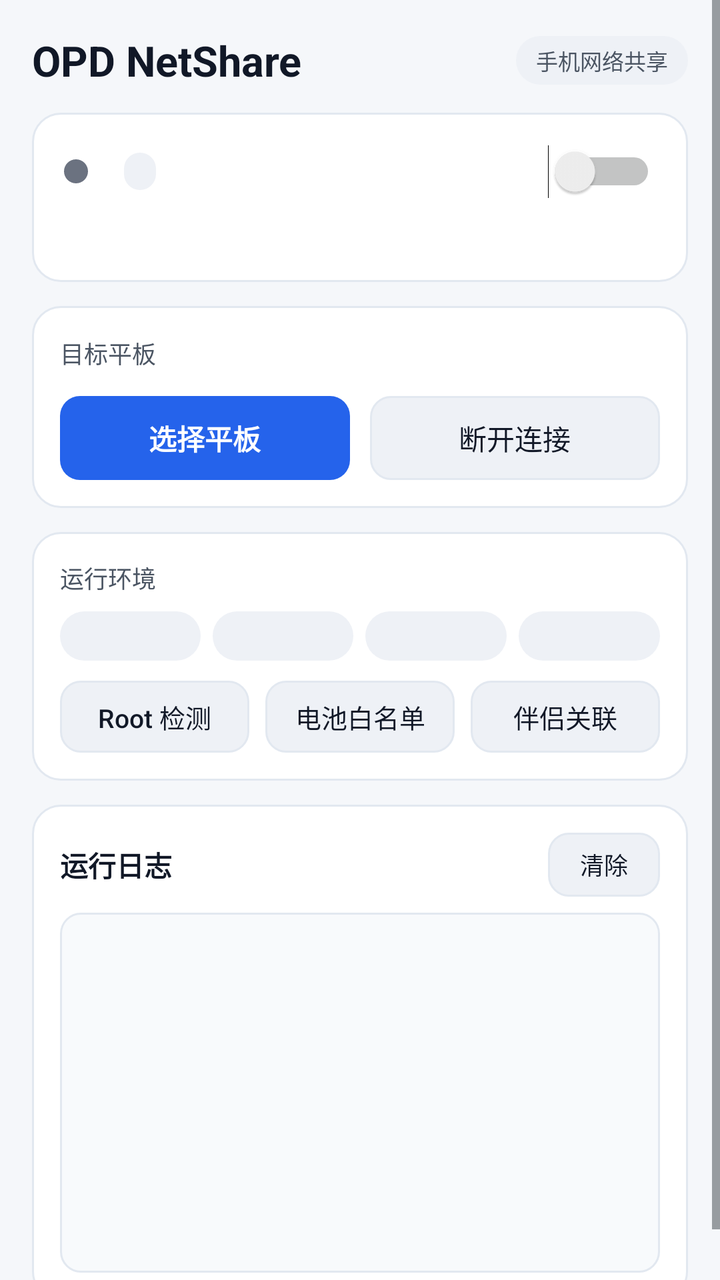
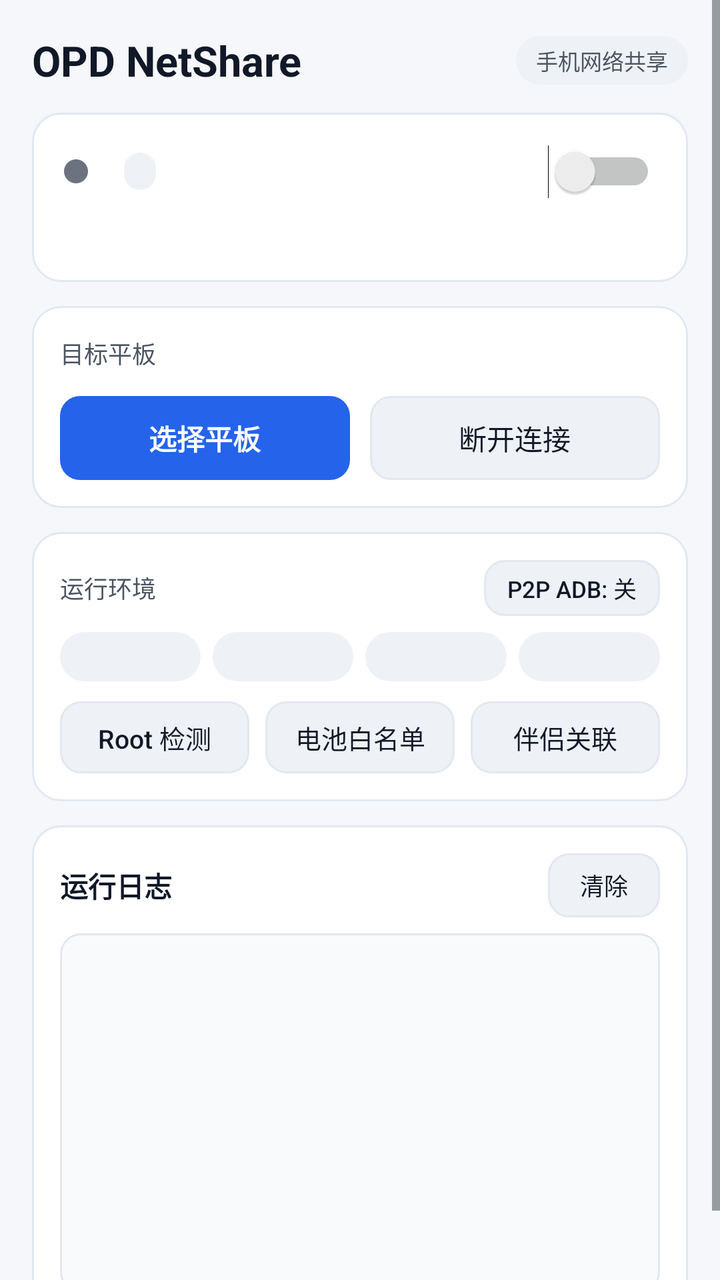

Compare the two renders of this Android layout. The source of the first and the diff that turns it into the second are given below.
<!-- AndroidManifest.xml: application theme Theme.OpdNetShare -->
<!-- res/layout/activity_main.xml -->
<?xml version="1.0" encoding="utf-8"?>
<ScrollView xmlns:android="http://schemas.android.com/apk/res/android"
    android:id="@+id/root_scroll"
    android:layout_width="match_parent"
    android:layout_height="match_parent"
    android:background="@color/bg_page"
    android:fillViewport="true"
    android:fitsSystemWindows="true">

    <LinearLayout
        android:layout_width="match_parent"
        android:layout_height="wrap_content"
        android:orientation="vertical"
        android:padding="16dp">

        
        <LinearLayout
            android:layout_width="match_parent"
            android:layout_height="wrap_content"
            android:gravity="center_vertical"
            android:orientation="horizontal"
            android:paddingBottom="12dp">

            <TextView
                android:layout_width="0dp"
                android:layout_height="wrap_content"
                android:layout_weight="1"
                android:text="@string/app_name"
                android:textColor="@color/text_primary"
                android:textSize="21sp"
                android:textStyle="bold" />

            <TextView
                android:layout_width="wrap_content"
                android:layout_height="wrap_content"
                android:background="@drawable/bg_pill"
                android:paddingStart="10dp"
                android:paddingTop="4dp"
                android:paddingEnd="10dp"
                android:paddingBottom="4dp"
                android:text="@string/app_subtitle"
                android:textColor="@color/text_secondary"
                android:textSize="11sp" />
        </LinearLayout>

        
        <LinearLayout
            android:id="@+id/status_card"
            android:layout_width="match_parent"
            android:layout_height="wrap_content"
            android:background="@drawable/bg_card"
            android:orientation="vertical"
            android:padding="16dp">

            <LinearLayout
                android:layout_width="match_parent"
                android:layout_height="wrap_content"
                android:gravity="center_vertical"
                android:orientation="horizontal">

                <View
                    android:id="@+id/status_dot"
                    android:layout_width="12dp"
                    android:layout_height="12dp"
                    android:background="@drawable/dot_status" />

                <TextView
                    android:id="@+id/status_title"
                    android:layout_width="wrap_content"
                    android:layout_height="wrap_content"
                    android:layout_marginStart="10dp"
                    android:textColor="@color/text_primary"
                    android:textSize="20sp"
                    android:textStyle="bold" />

                <TextView
                    android:id="@+id/status_badge"
                    android:layout_width="wrap_content"
                    android:layout_height="wrap_content"
                    android:layout_marginStart="8dp"
                    android:background="@drawable/bg_pill"
                    android:paddingStart="8dp"
                    android:paddingTop="2dp"
                    android:paddingEnd="8dp"
                    android:paddingBottom="2dp"
                    android:textSize="11sp"
                    android:textStyle="bold" />

                <View
                    android:layout_width="0dp"
                    android:layout_height="0dp"
                    android:layout_weight="1" />

                <Switch
                    android:id="@+id/enable_switch"
                    android:layout_width="wrap_content"
                    android:layout_height="wrap_content" />
            </LinearLayout>

            <TextView
                android:id="@+id/status_detail"
                android:layout_width="match_parent"
                android:layout_height="wrap_content"
                android:layout_marginTop="8dp"
                android:textColor="@color/text_secondary"
                android:textSize="13sp" />

            <LinearLayout
                android:id="@+id/status_meta_row"
                android:layout_width="match_parent"
                android:layout_height="wrap_content"
                android:layout_marginTop="10dp"
                android:orientation="horizontal"
                android:visibility="gone">

                <TextView
                    android:id="@+id/p2p_chip"
                    android:layout_width="wrap_content"
                    android:layout_height="wrap_content"
                    android:background="@drawable/bg_pill"
                    android:paddingStart="10dp"
                    android:paddingTop="4dp"
                    android:paddingEnd="10dp"
                    android:paddingBottom="4dp"
                    android:textSize="12sp"
                    android:textStyle="bold"
                    android:visibility="gone" />

                <TextView
                    android:id="@+id/upstream_chip"
                    android:layout_width="wrap_content"
                    android:layout_height="wrap_content"
                    android:layout_marginStart="8dp"
                    android:background="@drawable/bg_pill"
                    android:paddingStart="10dp"
                    android:paddingTop="4dp"
                    android:paddingEnd="10dp"
                    android:paddingBottom="4dp"
                    android:textSize="12sp"
                    android:textStyle="bold"
                    android:visibility="gone" />
            </LinearLayout>
        </LinearLayout>

        
        <LinearLayout
            android:layout_width="match_parent"
            android:layout_height="wrap_content"
            android:layout_marginTop="12dp"
            android:background="@drawable/bg_card"
            android:orientation="vertical"
            android:padding="14dp">

            <LinearLayout
                android:layout_width="match_parent"
                android:layout_height="wrap_content"
                android:gravity="center_vertical"
                android:orientation="horizontal">

                <TextView
                    android:layout_width="wrap_content"
                    android:layout_height="wrap_content"
                    android:text="@string/label_target_device"
                    android:textColor="@color/text_secondary"
                    android:textSize="12sp" />

                <TextView
                    android:id="@+id/target_name"
                    android:layout_width="0dp"
                    android:layout_height="wrap_content"
                    android:layout_marginStart="10dp"
                    android:layout_weight="1"
                    android:ellipsize="end"
                    android:gravity="end"
                    android:maxLines="1"
                    android:textColor="@color/text_primary"
                    android:textSize="14sp"
                    android:textStyle="bold" />
            </LinearLayout>

            <TextView
                android:id="@+id/target_mac"
                android:layout_width="match_parent"
                android:layout_height="wrap_content"
                android:layout_marginTop="2dp"
                android:gravity="end"
                android:textColor="@color/text_muted"
                android:textSize="11sp"
                android:typeface="monospace"
                android:visibility="gone" />

            <LinearLayout
                android:layout_width="match_parent"
                android:layout_height="wrap_content"
                android:layout_marginTop="12dp"
                android:orientation="horizontal">

                <Button
                    android:id="@+id/btn_pick_device"
                    style="@style/OpdButtonPrimary"
                    android:layout_width="0dp"
                    android:layout_height="wrap_content"
                    android:layout_weight="1"
                    android:text="@string/btn_pick_device" />

                <Button
                    android:id="@+id/btn_disconnect"
                    style="@style/OpdButtonSecondary"
                    android:layout_width="0dp"
                    android:layout_height="wrap_content"
                    android:layout_marginStart="10dp"
                    android:layout_weight="1"
                    android:text="@string/btn_disconnect" />
            </LinearLayout>
        </LinearLayout>

        
        <LinearLayout
            android:layout_width="match_parent"
            android:layout_height="wrap_content"
            android:layout_marginTop="12dp"
            android:background="@drawable/bg_card"
            android:orientation="vertical"
            android:padding="14dp">

            <TextView
                android:layout_width="wrap_content"
                android:layout_height="wrap_content"
                android:text="@string/label_env"
                android:textColor="@color/text_secondary"
                android:textSize="12sp" />

            <LinearLayout
                android:layout_width="match_parent"
                android:layout_height="wrap_content"
                android:layout_marginTop="8dp"
                android:orientation="horizontal">

                <TextView
                    android:id="@+id/env_perm_badge"
                    android:layout_width="0dp"
                    android:layout_height="wrap_content"
                    android:layout_weight="1"
                    android:background="@drawable/bg_pill"
                    android:ellipsize="end"
                    android:gravity="center"
                    android:maxLines="1"
                    android:paddingStart="6dp"
                    android:paddingTop="5dp"
                    android:paddingEnd="6dp"
                    android:paddingBottom="5dp"
                    android:textSize="11sp"
                    android:textStyle="bold" />

                <TextView
                    android:id="@+id/env_root_badge"
                    android:layout_width="0dp"
                    android:layout_height="wrap_content"
                    android:layout_marginStart="6dp"
                    android:layout_weight="1"
                    android:background="@drawable/bg_pill"
                    android:ellipsize="end"
                    android:gravity="center"
                    android:maxLines="1"
                    android:paddingStart="6dp"
                    android:paddingTop="5dp"
                    android:paddingEnd="6dp"
                    android:paddingBottom="5dp"
                    android:textSize="11sp"
                    android:textStyle="bold" />

                <TextView
                    android:id="@+id/env_battery_badge"
                    android:layout_width="0dp"
                    android:layout_height="wrap_content"
                    android:layout_marginStart="6dp"
                    android:layout_weight="1"
                    android:background="@drawable/bg_pill"
                    android:ellipsize="end"
                    android:gravity="center"
                    android:maxLines="1"
                    android:paddingStart="6dp"
                    android:paddingTop="5dp"
                    android:paddingEnd="6dp"
                    android:paddingBottom="5dp"
                    android:textSize="11sp"
                    android:textStyle="bold" />

                <TextView
                    android:id="@+id/env_cdm_badge"
                    android:layout_width="0dp"
                    android:layout_height="wrap_content"
                    android:layout_marginStart="6dp"
                    android:layout_weight="1"
                    android:background="@drawable/bg_pill"
                    android:ellipsize="end"
                    android:gravity="center"
                    android:maxLines="1"
                    android:paddingStart="6dp"
                    android:paddingTop="5dp"
                    android:paddingEnd="6dp"
                    android:paddingBottom="5dp"
                    android:textSize="11sp"
                    android:textStyle="bold" />
            </LinearLayout>

            <LinearLayout
                android:layout_width="match_parent"
                android:layout_height="wrap_content"
                android:layout_marginTop="10dp"
                android:orientation="horizontal">

                <Button
                    android:id="@+id/btn_check_root"
                    style="@style/OpdButtonCompact"
                    android:layout_width="0dp"
                    android:layout_height="wrap_content"
                    android:layout_weight="1"
                    android:text="@string/btn_check_root" />

                <Button
                    android:id="@+id/btn_battery"
                    style="@style/OpdButtonCompact"
                    android:layout_width="0dp"
                    android:layout_height="wrap_content"
                    android:layout_marginStart="8dp"
                    android:layout_weight="1"
                    android:text="@string/btn_battery" />

                <Button
                    android:id="@+id/btn_companion"
                    style="@style/OpdButtonCompact"
                    android:layout_width="0dp"
                    android:layout_height="wrap_content"
                    android:layout_marginStart="8dp"
                    android:layout_weight="1"
                    android:text="@string/btn_companion" />
            </LinearLayout>
        </LinearLayout>

        
        <LinearLayout
            android:layout_width="match_parent"
            android:layout_height="0dp"
            android:layout_marginTop="12dp"
            android:layout_weight="1"
            android:background="@drawable/bg_card"
            android:orientation="vertical"
            android:padding="14dp">

            <LinearLayout
                android:layout_width="match_parent"
                android:layout_height="wrap_content"
                android:gravity="center_vertical"
                android:orientation="horizontal">

                <TextView
                    android:layout_width="wrap_content"
                    android:layout_height="wrap_content"
                    android:text="@string/label_log"
                    android:textColor="@color/text_primary"
                    android:textSize="14sp"
                    android:textStyle="bold" />

                <TextView
                    android:id="@+id/log_count"
                    android:layout_width="wrap_content"
                    android:layout_height="wrap_content"
                    android:layout_marginStart="8dp"
                    android:textColor="@color/text_muted"
                    android:textSize="12sp" />

                <View
                    android:layout_width="0dp"
                    android:layout_height="0dp"
                    android:layout_weight="1" />

                <Button
                    android:id="@+id/btn_clear_log"
                    style="@style/OpdButtonCompact"
                    android:layout_width="wrap_content"
                    android:layout_height="32dp"
                    android:minWidth="56dp"
                    android:minHeight="32dp"
                    android:paddingStart="12dp"
                    android:paddingEnd="12dp"
                    android:text="@string/btn_clear_log"
                    android:textSize="12sp" />
            </LinearLayout>

            <FrameLayout
                android:layout_width="match_parent"
                android:layout_height="0dp"
                android:layout_marginTop="8dp"
                android:layout_weight="1"
                android:background="@drawable/bg_log_box"
                android:minHeight="180dp">

                <ScrollView
                    android:id="@+id/log_scroll"
                    android:layout_width="match_parent"
                    android:layout_height="match_parent"
                    android:fadeScrollbars="false"
                    android:fillViewport="true"
                    android:padding="10dp"
                    android:scrollbars="vertical">

                    <TextView
                        android:id="@+id/log_text"
                        android:layout_width="match_parent"
                        android:layout_height="wrap_content"
                        android:lineSpacingExtra="2dp"
                        android:textColor="@color/text_log"
                        android:textIsSelectable="true"
                        android:textSize="11.5sp"
                        android:typeface="monospace" />
                </ScrollView>

                <TextView
                    android:id="@+id/log_empty"
                    android:layout_width="wrap_content"
                    android:layout_height="wrap_content"
                    android:layout_gravity="center"
                    android:text="@string/log_empty"
                    android:textColor="@color/text_muted"
                    android:textSize="12sp"
                    android:visibility="gone" />
            </FrameLayout>
        </LinearLayout>
    </LinearLayout>
</ScrollView>
<!-- resources referenced by this layout -->
<resources>
  <color name="bg_page">#F5F7FA</color>
  <color name="text_log">#1F2937</color>
  <color name="text_muted">#9CA3AF</color>
  <color name="text_primary">#111827</color>
  <color name="text_secondary">#4B5563</color>
  <!-- drawable bg_card (drawable) -->
  <?xml version="1.0" encoding="utf-8"?>
  <shape xmlns:android="http://schemas.android.com/apk/res/android"
      android:shape="rectangle">
      <solid android:color="@color/bg_card" />
      <stroke
          android:width="1dp"
          android:color="@color/border_subtle" />
      <corners android:radius="14dp" />
  </shape>
  <!-- drawable bg_log_box (drawable) -->
  <?xml version="1.0" encoding="utf-8"?>
  <shape xmlns:android="http://schemas.android.com/apk/res/android"
      android:shape="rectangle">
      <solid android:color="@color/bg_log" />
      <stroke
          android:width="1dp"
          android:color="@color/border_subtle" />
      <corners android:radius="10dp" />
  </shape>
  <!-- drawable bg_pill (drawable) -->
  <?xml version="1.0" encoding="utf-8"?>
  <shape xmlns:android="http://schemas.android.com/apk/res/android"
      android:shape="rectangle">
      <solid android:color="@color/bg_subtle" />
      <corners android:radius="999dp" />
  </shape>
  <!-- drawable dot_status (drawable) -->
  <?xml version="1.0" encoding="utf-8"?>
  <shape xmlns:android="http://schemas.android.com/apk/res/android"
      android:shape="oval">
      <solid android:color="@color/state_disabled_accent" />
  </shape>
  <string name="app_name">OPD NetShare</string>
  <string name="app_subtitle">手机网络共享</string>
  <string name="btn_battery">电池白名单</string>
  <string name="btn_check_root">Root 检测</string>
  <string name="btn_clear_log">清除</string>
  <string name="btn_companion">伴侣关联</string>
  <string name="btn_disconnect">断开连接</string>
  <string name="btn_pick_device">选择平板</string>
  <string name="label_env">运行环境</string>
  <string name="label_log">运行日志</string>
  <string name="label_target_device">目标平板</string>
  <string name="log_empty">暂无日志</string>
  <style name="OpdButtonCompact">
          <item name="android:background">@drawable/bg_btn_secondary</item>
          <item name="android:textColor">@color/text_primary</item>
          <item name="android:textSize">13sp</item>
          <item name="android:minHeight">36dp</item>
          <item name="android:paddingStart">12dp</item>
          <item name="android:paddingEnd">12dp</item>
          <item name="android:stateListAnimator">@null</item>
          <item name="android:textAllCaps">false</item>
      </style>
  <style name="OpdButtonSecondary">
          <item name="android:background">@drawable/bg_btn_secondary</item>
          <item name="android:textColor">@color/text_primary</item>
          <item name="android:textSize">14sp</item>
          <item name="android:minHeight">42dp</item>
          <item name="android:paddingStart">16dp</item>
          <item name="android:paddingEnd">16dp</item>
          <item name="android:stateListAnimator">@null</item>
          <item name="android:textAllCaps">false</item>
      </style>
  <color name="bg_card">#FFFFFF</color>
  <color name="border_subtle">#E2E8F0</color>
  <color name="bg_log">#F8FAFC</color>
  <color name="bg_subtle">#EEF1F6</color>
  <color name="state_disabled_accent">#6B7280</color>
  <!-- drawable bg_btn_primary (drawable) -->
  <?xml version="1.0" encoding="utf-8"?>
  <ripple xmlns:android="http://schemas.android.com/apk/res/android"
      android:color="@color/ripple_light">
      <item>
          <shape android:shape="rectangle">
              <solid android:color="@color/accent_primary" />
              <corners android:radius="10dp" />
          </shape>
      </item>
  </ripple>
  <color name="on_accent_primary">#FFFFFF</color>
  <color name="ripple_dark">#1F000000</color>
  <color name="ripple_light">#33FFFFFF</color>
  <color name="accent_primary">#2563EB</color>
  <!-- unchanged entries left out for length: 3 -->
</resources>

<!-- the commit's change to res/layout/activity_main.xml (unified diff, before → after) -->
@@ -223,12 +223,36 @@
             android:orientation="vertical"
             android:padding="14dp">
 
-            <TextView
-                android:layout_width="wrap_content"
-                android:layout_height="wrap_content"
-                android:text="@string/label_env"
-                android:textColor="@color/text_secondary"
-                android:textSize="12sp" />
+            <LinearLayout
+                android:layout_width="match_parent"
+                android:layout_height="wrap_content"
+                android:gravity="center_vertical"
+                android:orientation="horizontal">
+
+                <TextView
+                    android:layout_width="wrap_content"
+                    android:layout_height="wrap_content"
+                    android:text="@string/label_env"
+                    android:textColor="@color/text_secondary"
+                    android:textSize="12sp" />
+
+                <View
+                    android:layout_width="0dp"
+                    android:layout_height="0dp"
+                    android:layout_weight="1" />
+
+                <Button
+                    android:id="@+id/btn_p2p_adb"
+                    style="@style/OpdButtonCompact"
+                    android:layout_width="wrap_content"
+                    android:layout_height="28dp"
+                    android:minWidth="88dp"
+                    android:minHeight="28dp"
+                    android:paddingStart="10dp"
+                    android:paddingEnd="10dp"
+                    android:text="@string/btn_p2p_adb_off"
+                    android:textSize="11.5sp" />
+            </LinearLayout>
 
             <LinearLayout
                 android:layout_width="match_parent"
<!-- resource entries referenced after the edit -->
@@ -45,6 +45,7 @@
   <string name="btn_clear_log">清除</string>
   <string name="btn_companion">伴侣关联</string>
   <string name="btn_disconnect">断开连接</string>
+  <string name="btn_p2p_adb_off">P2P ADB: 关</string>
   <string name="btn_pick_device">选择平板</string>
   <string name="label_env">运行环境</string>
   <string name="label_log">运行日志</string>
